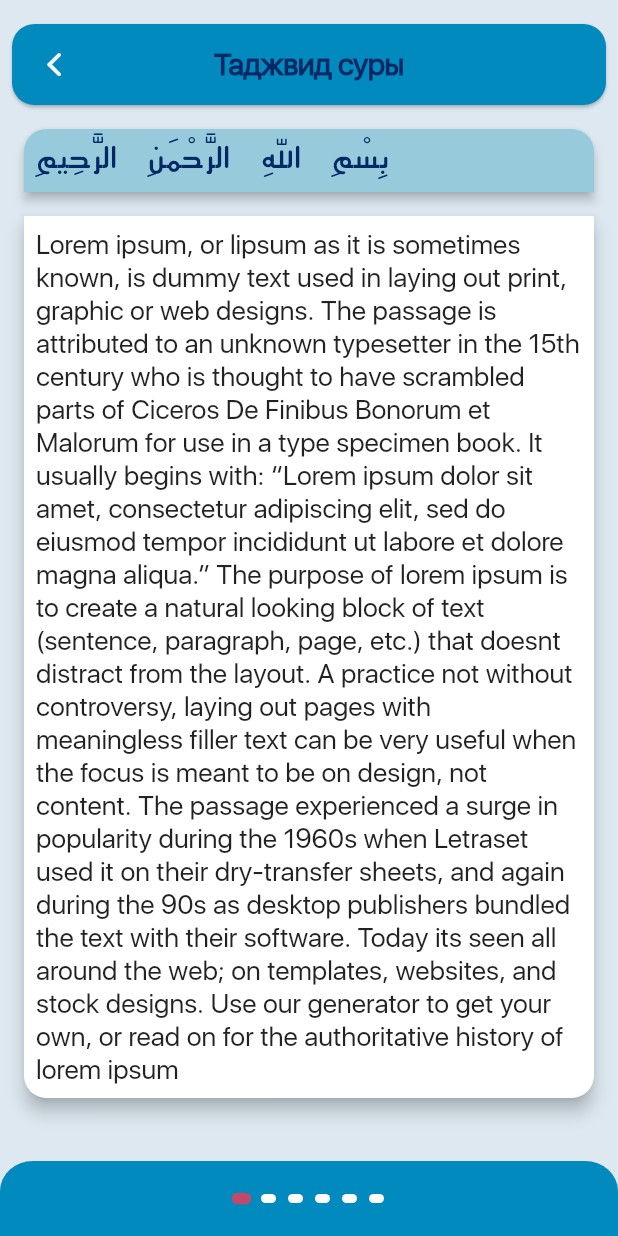
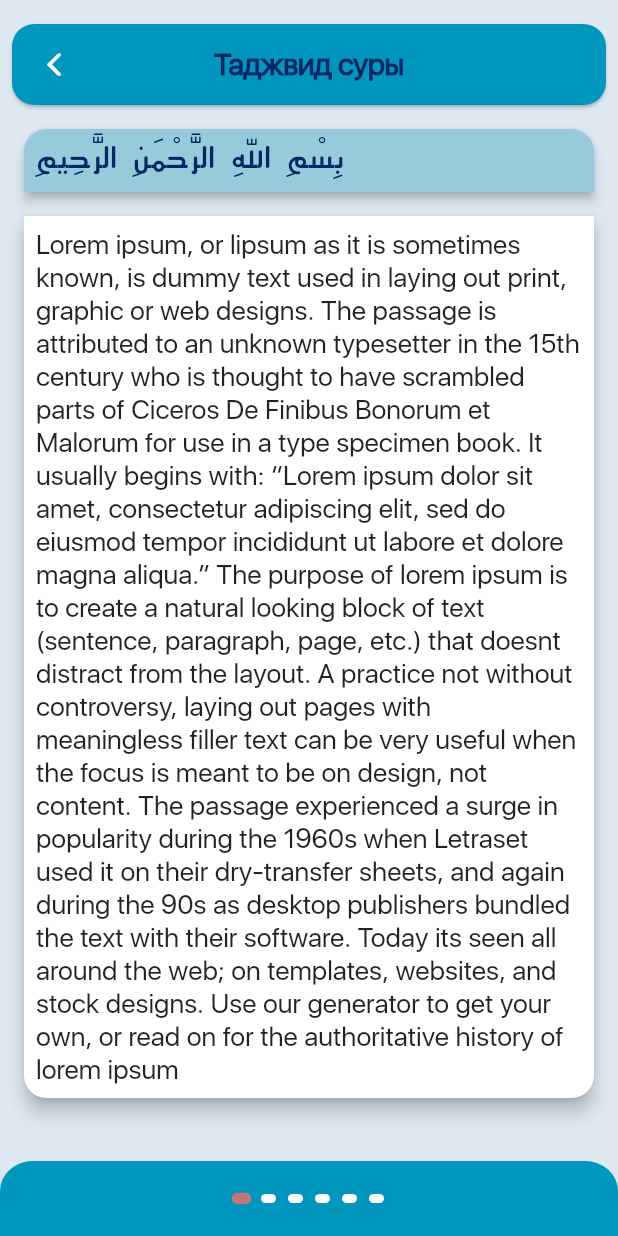
Before and after one commit to JMApps/project_fatiha, a Flutter app: the TajweedSurahPage screen opened by its route, on a phone screen of 412 x 824 dp. Run offline on Flutter 3.47's test engine with Material 2 defaults, Android fonts, the phone set to English and light mode, and no system bars; drawn by our look-alikes of flutter_html, smooth_page_indicator; our stand-ins replace timelines.

Commit message:
Small fixes

```diff
--- a/lib/config/themes/app_themes.dart
+++ b/lib/config/themes/app_themes.dart
@@ -33,7 +33,7 @@ extension ColorSchemeS on ColorScheme {
       : const Color(0xFF0C2125);
 
   Color get mainPrimaryColor => brightness == Brightness.light
-      ? const Color(0xFF018ABD)
+      ? const Color(0xFF0196BE)
       : const Color(0xFF0C2125);
 
   Color get mainAccentColor => brightness == Brightness.light
@@ -45,7 +45,7 @@ extension ColorSchemeS on ColorScheme {
       : const Color(0xFF0C2125);
 
   Color get mainSecondaryColor => brightness == Brightness.light
-      ? const Color(0xFFC1496C)
+      ? const Color(0xFFC17878)
       : const Color(0xFF0C2125);
 
   Color get mainTernaryColor => brightness == Brightness.light
--- a/lib/widgets/items/tajweed_surah_page_item.dart
+++ b/lib/widgets/items/tajweed_surah_page_item.dart
@@ -19,7 +19,7 @@ class TajweedSurahPageItem extends StatelessWidget {
           shape: styleHelpers.mainTopShapeRadius,
           child: Html(data: 'بِسْمِ اللّهِ الرَّحْمَنِ الرَّحِيمِ', style: {
             '#': Style(
-              wordSpacing: 15,
+              wordSpacing: 5,
               padding: styleHelpers.mainPadding,
               margin: EdgeInsets.zero,
               fontSize: const FontSize(22),
```
